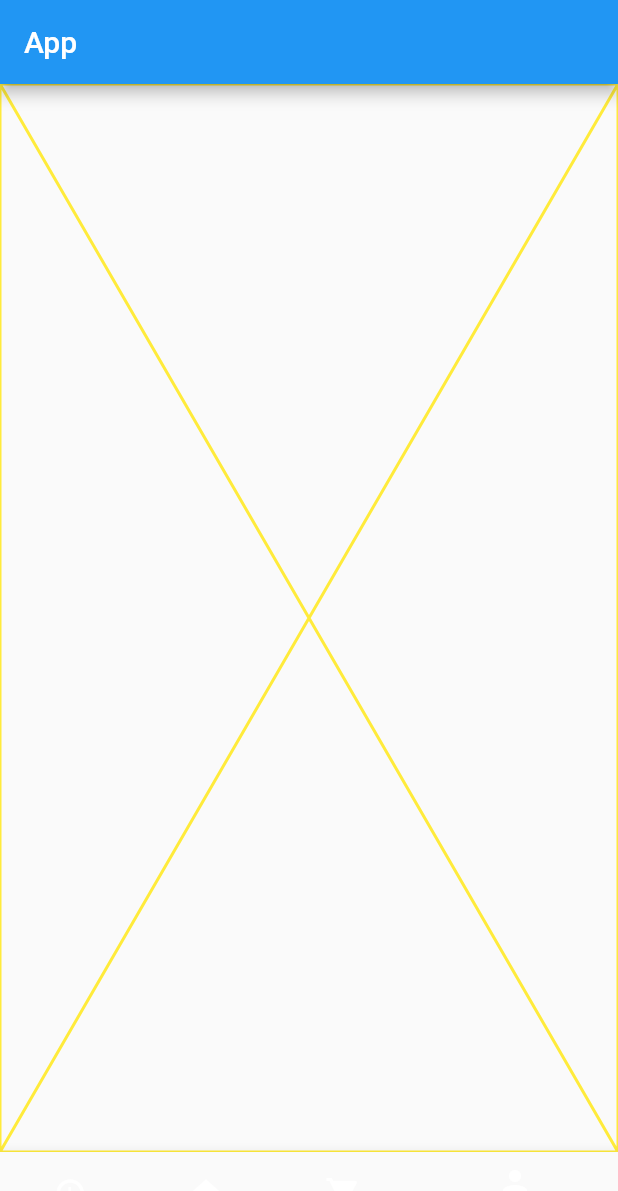
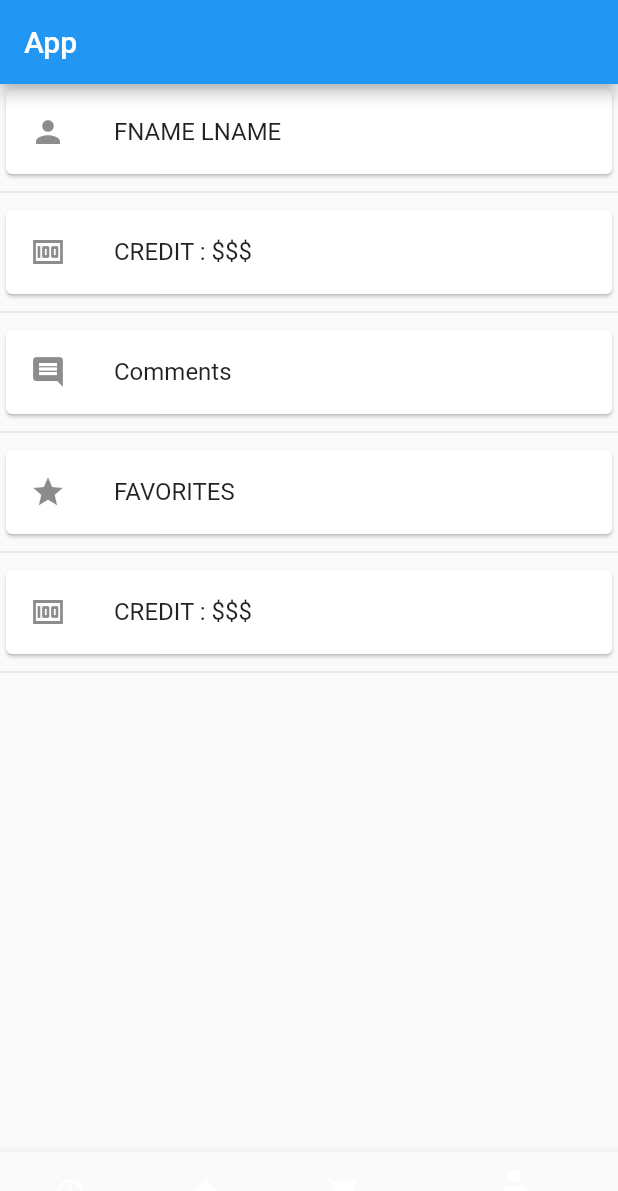
Before and after one commit to mohamadfh/client_app, a Flutter app: the screen it shows after launch, item 4 of the bottom bar chosen, on a phone screen of 412 x 824 dp. Shown: the top 1191 px of the screen. Run offline on Flutter 3.47's test engine with Material 2 defaults, Android fonts, the phone set to English and light mode, and no system bars.

Commit message:
added a few things for perspective :)))

```diff
--- /dev/null
+++ b/lib/ProfilePage.dart
@@ -0,0 +1,48 @@
+import 'package:flutter/cupertino.dart';
+import 'package:flutter/material.dart';
+class ProfilePage extends StatelessWidget {
+  @override
+  Widget build(BuildContext context) {
+    return SingleChildScrollView(
+      child: Column(
+        children: [
+          Card(
+            child: ListTile(
+              leading: Icon(Icons.person),
+              title: Text("FNAME LNAME"),
+            ),
+          ),
+          Divider(),
+          Card(
+            child: ListTile(
+              leading: Icon(Icons.money),
+              title: Text("CREDIT : \$\$\$"),
+            ),
+          ),
+          Divider(),
+          Card(
+            child: ListTile(
+              leading: Icon(Icons.comment),
+              title: Text("Comments"),
+            ),
+          ),
+          Divider(),
+          Card(
+            child: ListTile(
+              leading: Icon(Icons.star),
+              title: Text("FAVORITES"),
+            ),
+          ),
+          Divider(),
+          Card(
+            child: ListTile(
+              leading: Icon(Icons.money),
+              title: Text("CREDIT : \$\$\$"),
+            ),
+          ),
+          Divider(),
+        ],
+      ),
+    );
+  }
+}
--- a/lib/main.dart
+++ b/lib/main.dart
@@ -1,5 +1,7 @@
-
 import 'package:flutter/material.dart';
+import 'package:client_app/OrdersPage.dart';
+import 'package:client_app/CartPage.dart';
+import 'package:client_app/ProfilePage.dart';
 
 void main() => runApp(MaterialApp(home: MyApp()));
 class MyApp extends StatefulWidget {
@@ -8,7 +10,7 @@ class MyApp extends StatefulWidget {
 }
 
 class _MyAppState extends State<MyApp> {
-  int _selectedIndex = 0;
+  int _selectedIndex = 1;
   @override
   Widget build(BuildContext context) {
     return Scaffold(
@@ -20,8 +22,8 @@ class _MyAppState extends State<MyApp> {
         children: [
           ordersPage(),
           Placeholder(color: Colors.blue),
-          Placeholder(color: Colors.red),
-          Placeholder(color: Colors.yellow,)
+          CartPage(),
+          ProfilePage(),
         ],
       ),
       bottomNavigationBar: BottomNavigationBar(
@@ -54,68 +56,3 @@ class _MyAppState extends State<MyApp> {
     });
   }
 }
-class ordersPage extends StatefulWidget {
-  @override
-  _ordersPageState createState() => _ordersPageState();
-}
-
-class _ordersPageState extends State<ordersPage> {
-  @override
-  Widget build(BuildContext context) {
-    return Container(
-      child: DefaultTabController(
-        length: 2,
-        child: Scaffold(
-          appBar: AppBar(
-            flexibleSpace: Column(
-              mainAxisAlignment: MainAxisAlignment.end,
-              children: [
-                TabBar(
-                  tabs: [
-                    Tab(
-                      text: 'Active',
-                    ),
-                    Tab(
-                      text: 'History',
-                    ),
-                  ],
-                )
-              ],
-            ),
-          ),
-          body: TabBarView(
-            children: [
-              ListView(
-                children: [
-                  OrderCard()
-                ],
-              ),
-              Placeholder(color: Colors.red)
-            ],
-          ),
-        ),
-      ),
-    );
-  }
-}
-class OrderCard extends StatelessWidget {
-  @override
-  Widget build(BuildContext context) {
-    return Card(
-      child: Column(
-        mainAxisSize: MainAxisSize.min,
-        children: <Widget>[
-          const ListTile(
-              leading: Icon(Icons.restaurant),
-              title: Text('Restaurant name'),
-              subtitle: Text("TEST")
-          ),
-          TextButton(
-            child: const Text('Reorder'),
-            onPressed: () {/* DO SOMETHING */},
-          ),
-        ],
-      ),
-    );
-  }
-}
--- a/lib/models.dart
+++ b/lib/models.dart
@@ -12,3 +12,8 @@ class Restaurant{
   String name;
   Restaurant(this.menu, this.address, this.name);
 }
+class FoodItem{
+  String name;
+  int price;
+  FoodItem(this.name, this.price);
+}
```
Also changed, not shown: lib/CartPage.dart (added, +60 -0 lines), lib/OrdersPage.dart (added, +76 -0 lines), lib/HomePage.dart (added), lib/RestaurantPage.dart (added).
